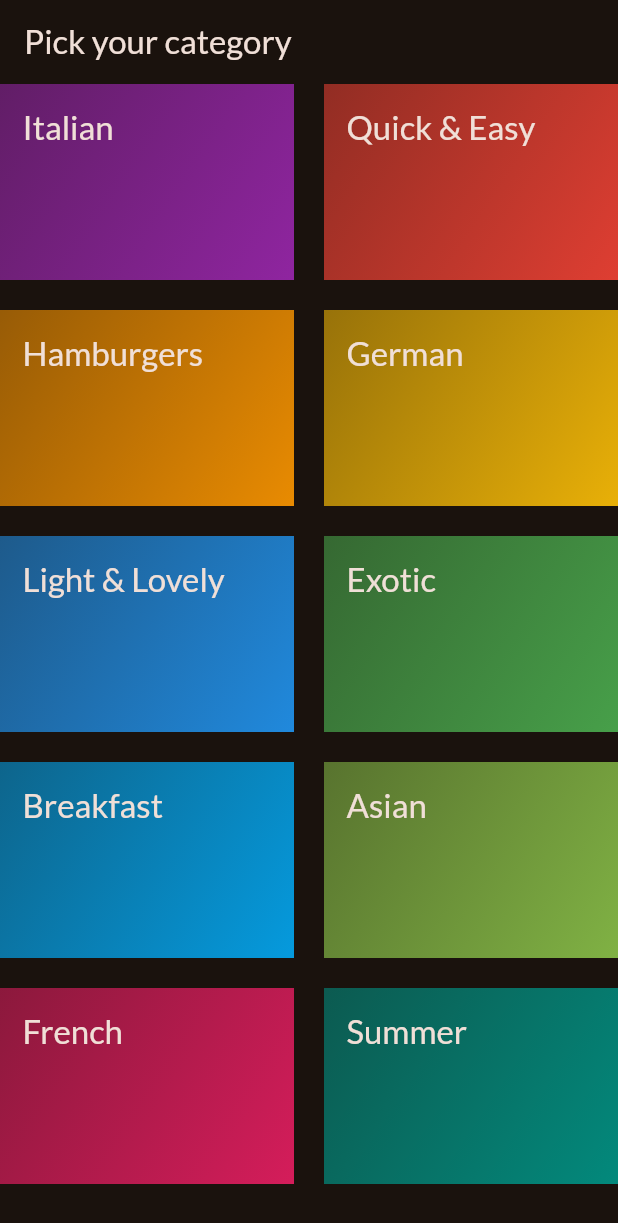
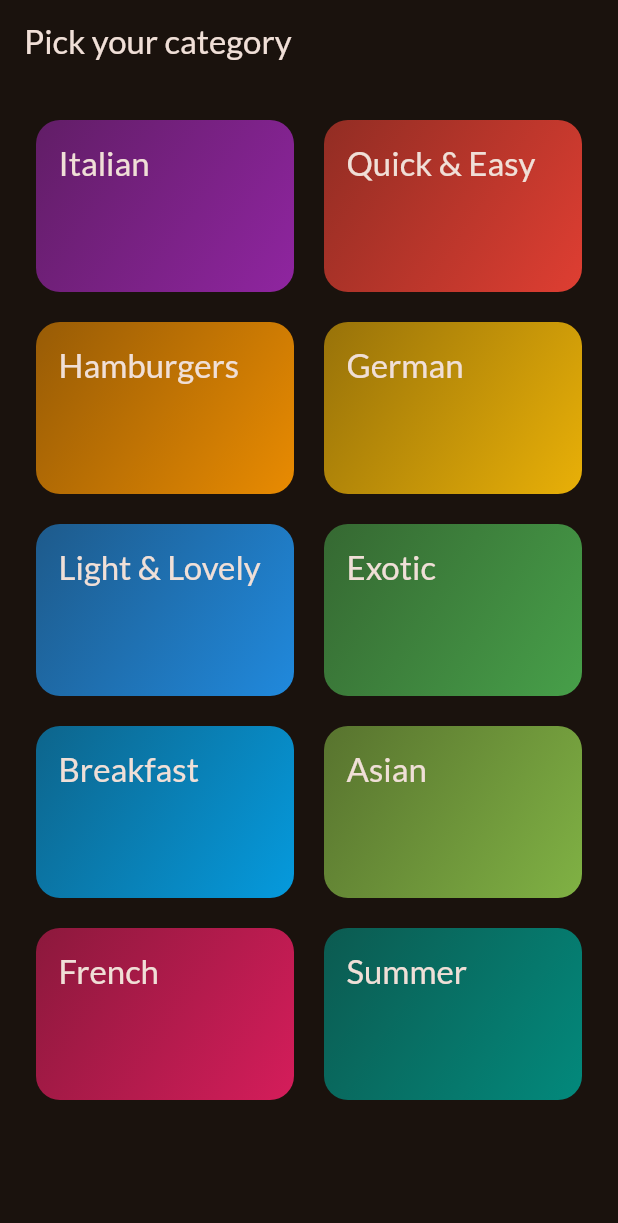
Before and after one commit to Owoeye1321/meals-app, a Flutter app: the screen it shows after launch, on a phone screen of 412 x 824 dp. Shown: the top 1223 px of the screen. Run offline on Flutter 3.47's test engine with Material 2 defaults, Android fonts, the phone set to English and light mode, and no system bars; our stand-ins replace google_fonts.

Commit message:
dang oh lord!

```diff
--- a/lib/screens/categories.dart
+++ b/lib/screens/categories.dart
@@ -15,6 +15,7 @@ class CategoriesScreen extends StatelessWidget {
         title: const Text("Pick your category"),
       ),
       body: GridView(
+        padding: const EdgeInsets.all(24),
         gridDelegate: const SliverGridDelegateWithFixedCrossAxisCount(
           crossAxisCount: 2,
           childAspectRatio: 1.5,
--- a/lib/widgets/category_grid_item.dart
+++ b/lib/widgets/category_grid_item.dart
@@ -7,9 +7,14 @@ class CategoryGridItem extends StatelessWidget {
 
   @override
   Widget build(BuildContext context) {
-    return Container(
-      padding: EdgeInsets.all(15),
+    return InkWell(
+      onTap: () => {print('hello')},
+      splashColor: Theme.of(context).primaryColor,
+      borderRadius: BorderRadius.circular(16),
+      child: Container(
+        padding: const EdgeInsets.all(15),
         decoration: BoxDecoration(
+          borderRadius: BorderRadius.circular(16),
           gradient: LinearGradient(
             colors: [
               category.color.withOpacity(0.55),
@@ -26,6 +31,7 @@ class CategoryGridItem extends StatelessWidget {
               .titleLarge!
               .copyWith(color: Theme.of(context).colorScheme.onBackground),
         ),
+      ),
     );
   }
 }
```
Lines whose indentation alone changed are shown as unchanged.
